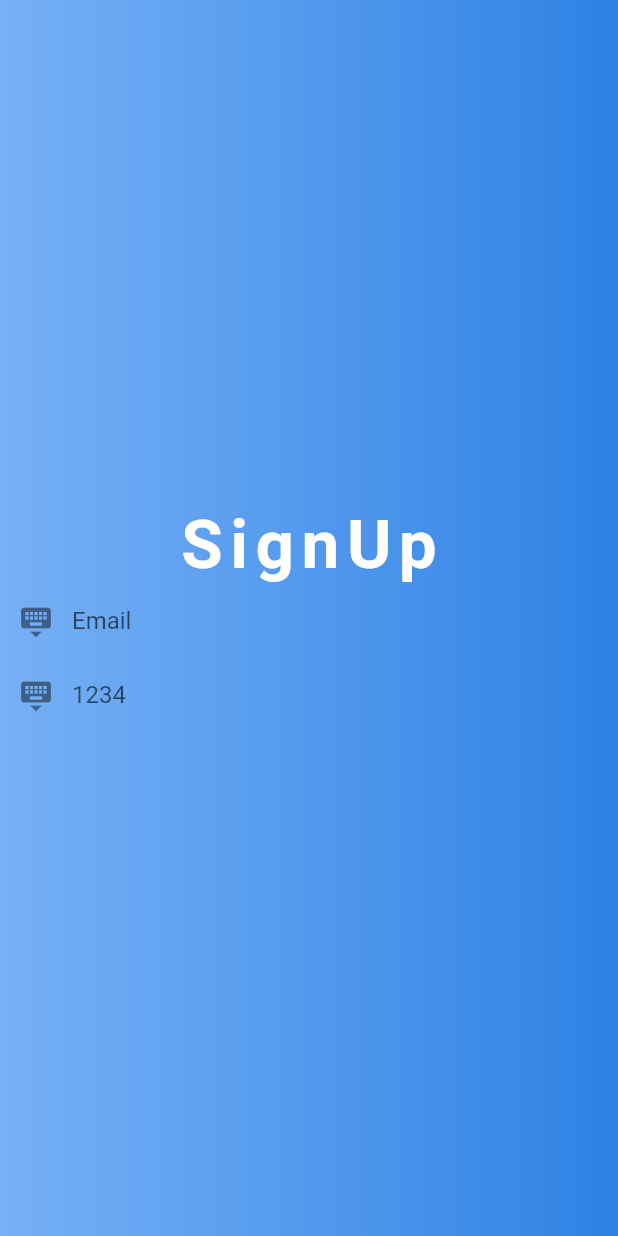
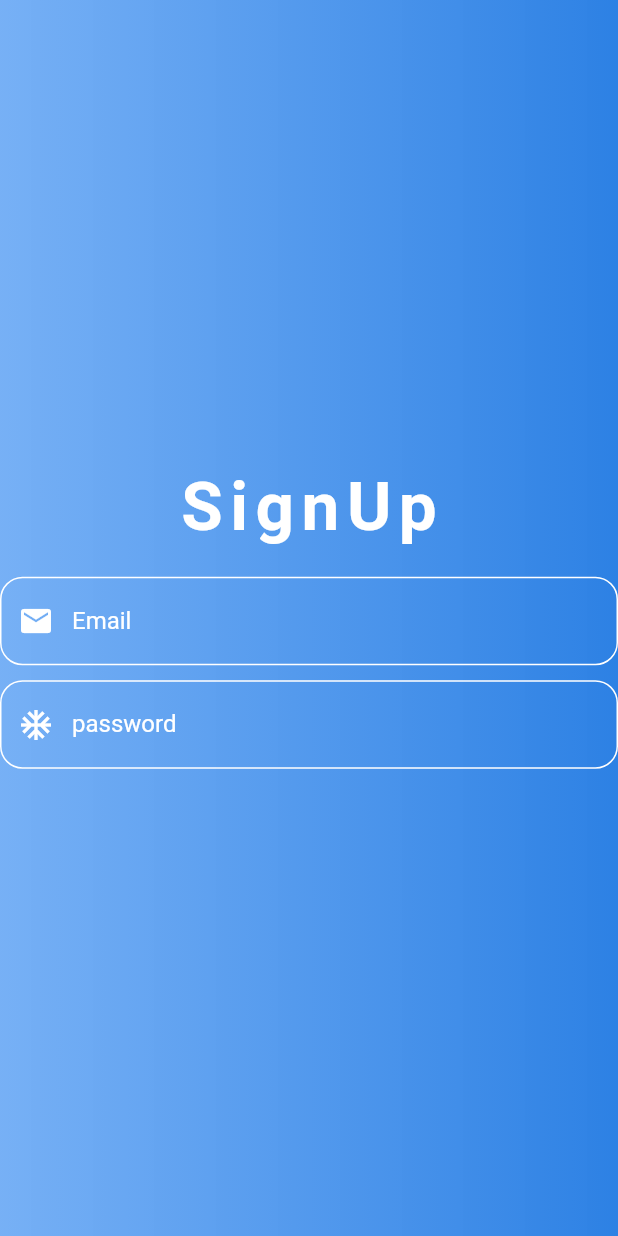
Before and after one commit to yeasin50/Flutter-Video-Calling-App, a Flutter app: the screen it shows after launch, on a phone screen of 412 x 824 dp. Run offline on Flutter 3.47's test engine with Material 2 defaults, Android fonts, the phone set to English and light mode, and no system bars; our stand-ins replace google_fonts; missing offline and left inert: flutter_webrtc, sdp_transform; Roboto replaces fonts that are missing (Aladin).

Commit message:
loginForm

```diff
--- a/lib/auth/components/email_text_field.dart
+++ /dev/null
@@ -1,15 +0,0 @@
-import 'package:flutter/material.dart';
-
-class EmailTextField extends StatelessWidget {
-  final double widht;
-  final double height;
-
-  const EmailTextField({Key key, this.widht, this.height}) : super(key: key);
-
-  @override
-  Widget build(BuildContext context) {
-    return Container(
-      child: Text("A"),
-    );
-  }
-}
--- a/lib/auth/form.dart
+++ b/lib/auth/form.dart
@@ -1,54 +1,94 @@
 import 'package:flutter/material.dart';
-import 'package:flutter_login/flutter_login.dart';
 import 'package:google_fonts/google_fonts.dart';
 
 class AuthForm extends StatelessWidget {
   final isLog = false;
+  final textFieldContainerDecoration = BoxDecoration(
+      border: Border.all(
+        width: 3,
+        color: Colors.pink,
 
-  final emailTextField = TextFormField(
-    cursorColor: Colors.green,
-    key: ValueKey('password'),
-
-    decoration: InputDecoration(
-      contentPadding: EdgeInsets.all(15),
-      prefixIcon: Icon(Icons.keyboard_hide),
-      border: InputBorder.none,
-      // fillColor: Colors.white.withOpacity(.7),
-      // filled: true,
-      hintText: 'Email',
-    ),
-  );
-
-  final pasTextField = TextFormField(
-    cursorColor: Colors.green,
-    key: ValueKey('password'),
-    decoration: InputDecoration(
-      contentPadding: EdgeInsets.all(15),
-      prefixIcon: Icon(Icons.keyboard_hide),
-      border: InputBorder.none,
-      // fillColor: Colors.white.withOpacity(.7),
-      // filled: true,
-      hintText: '1234',
-    ),
-    obscureText: true,
-  );
+        ///later gradient
+      ),
+      borderRadius: BorderRadius.circular(20));
 
   @override
   Widget build(BuildContext context) {
     return Column(
       mainAxisAlignment: MainAxisAlignment.center,
       children: [
-        Text(
-          isLog ? "Login" : "SignUp",
-          style: GoogleFonts.aladin(
-              letterSpacing: 5,
-              fontSize: Theme.of(context).textTheme.headline3.fontSize,
-              fontWeight: FontWeight.w600,
-              color: Colors.white),
+        title(context),
+        SizedBox(
+          height: 20,
         ),
-        emailTextField,
-        pasTextField,
+        emailTextField(),
+        SizedBox(
+          height: 10,
+        ),
+        passwordTextField(),
       ],
     );
   }
+
+  InputDecoration inputDecoration(String hint, IconData prefix) {
+    return InputDecoration(
+      labelText: hint,
+      labelStyle: TextStyle(
+        color: Colors.white,
+      ),
+      hintStyle: TextStyle(
+        color: Colors.black,
+      ),
+      prefixIcon: Icon(
+        prefix,
+        color: Colors.white,
+      ),
+
+      focusedBorder: OutlineInputBorder(
+        borderRadius: BorderRadius.circular(15.0),
+        borderSide: BorderSide(
+          color: Colors.white,
+        ),
+      ),
+      enabledBorder: OutlineInputBorder(
+        borderRadius: BorderRadius.circular(15.0),
+        borderSide: BorderSide(
+          color: Colors.white,
+        ),
+      ),
+    );
+  }
+
+  Widget passwordTextField() {
+    return TextFormField(
+      cursorColor: Colors.green,
+      key: ValueKey('password'),
+      decoration: inputDecoration(
+        "password",
+        Icons.ac_unit,
+      ),
+    );
+  }
+
+  Widget emailTextField() {
+    return TextFormField(
+      cursorColor: Colors.green,
+      key: ValueKey('email'),
+      decoration: inputDecoration(
+        "Email",
+        Icons.email,
+      ),
+    );
+  }
+
+  Text title(BuildContext context) {
+    return Text(
+      isLog ? "Login" : "SignUp",
+      style: GoogleFonts.aladin(
+          letterSpacing: 5,
+          fontSize: Theme.of(context).textTheme.headline3.fontSize,
+          fontWeight: FontWeight.w600,
+          color: Colors.white),
+    );
+  }
 }
```
